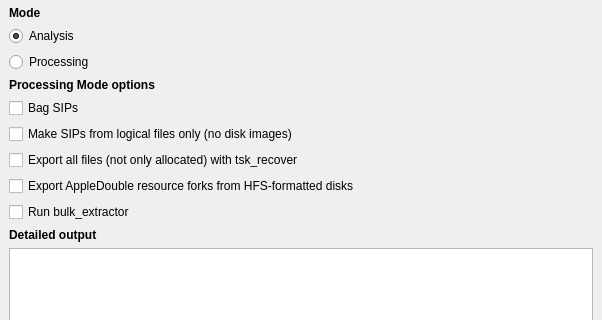
Above: design.ui from CCA-Public/diskimageprocessor before the change; both pictures show x 0 to 602 and y 184 to 504 of the 602 by 689 pixel window. Below: the same form after it.
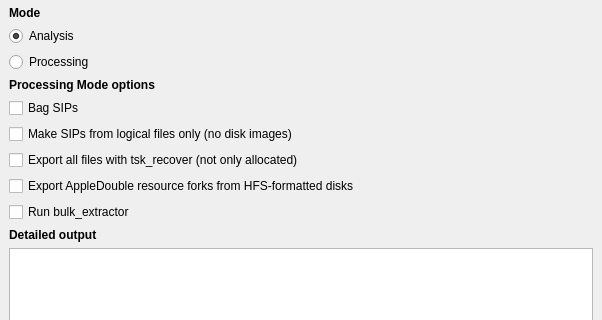
That is the form after the change.

Diff of the .ui file:
```diff
--- a/design.ui
+++ b/design.ui
@@ -108,7 +108,7 @@
     <item>
      <widget class="QCheckBox" name="exportAllBtn">
       <property name="text">
-       <string>Export all files (not only allocated) with tsk_recover</string>
+       <string>Export all files with tsk_recover (not only allocated)</string>
       </property>
      </widget>
     </item>
```
